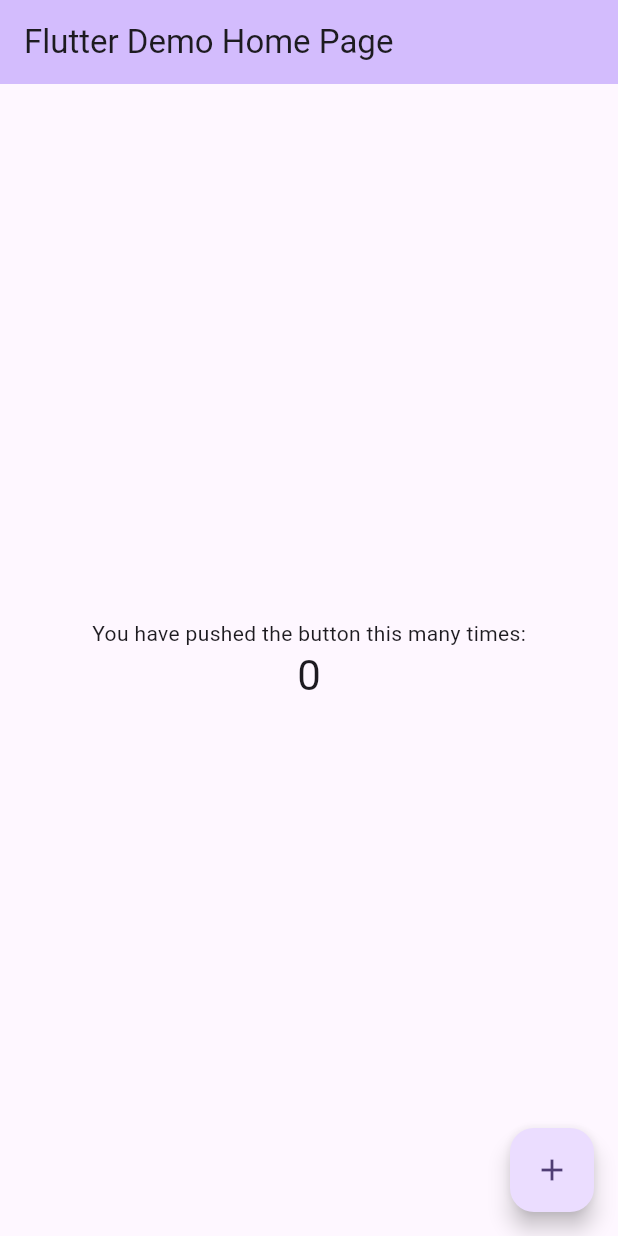
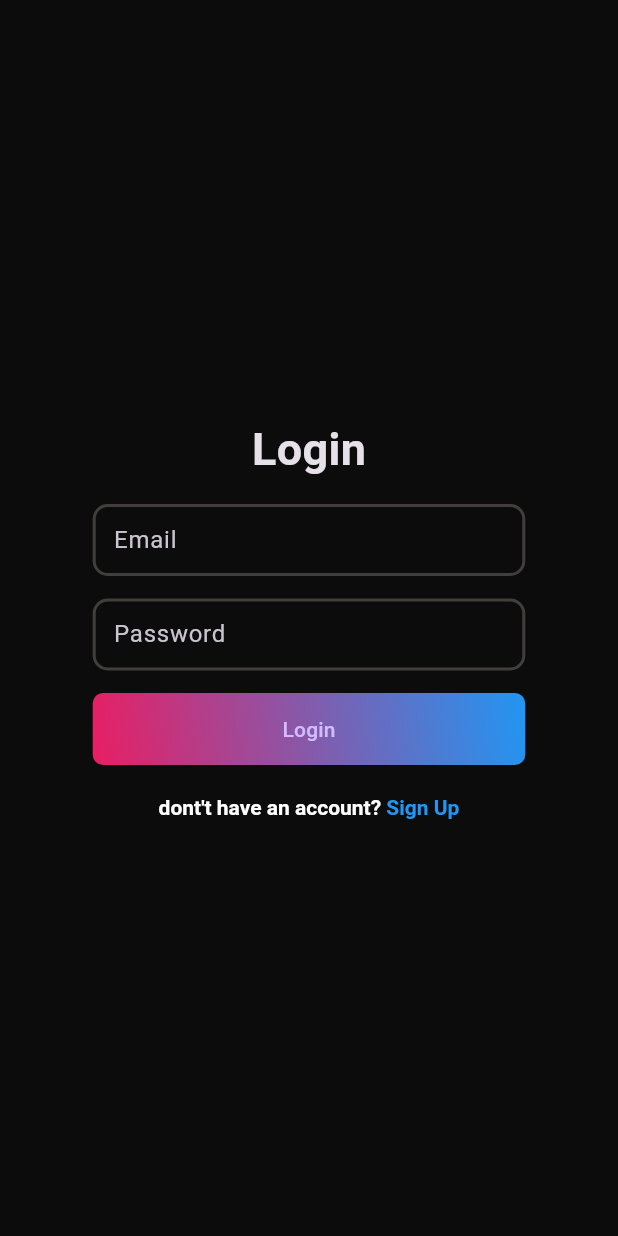
Before and after one commit to lilcuz03/all_projects, a Flutter app: the screen it shows after launch, on a phone screen of 412 x 824 dp. Run offline on Flutter 3.47's test engine with Material 3 defaults, Android fonts, the phone set to English and light mode, and no system bars; our stand-ins replace firebase_auth, firebase_core, fluentui_system_icons; accounts and stored records are empty.

Commit message:
first commit

```diff
--- /dev/null
+++ b/flutter_folder/blog/lib/core/routes/routes.dart
@@ -0,0 +1,5 @@
+class AppRoutes {
+  static const  String loginRoute = 'logoin';
+  static const  String signUpRoute = 'signUp';
+  // static const  String loginRoute = 'logoin';
+}
--- /dev/null
+++ b/flutter_folder/blog/lib/core/theme/app_pallet.dart
@@ -0,0 +1,12 @@
+import 'package:flutter/material.dart';
+
+class AppPallet {
+  static const Color backgroundColor = Color.fromARGB(255, 12, 12, 12);
+  static const Color borderColor = Color.fromARGB(255, 67, 62, 62);
+  static const Color pinkColor = Colors.pink;
+  static const Color blueColor = Colors.blue;
+  static const Color authButtonBgColor = Color.fromARGB(255, 81, 32, 43);
+  static const Color textFieldBorderColor = Color.fromARGB(255, 137, 239, 234);
+  static const Color transparentColor = Colors.transparent;
+
+}
--- /dev/null
+++ b/flutter_folder/blog/lib/core/theme/theme.dart
@@ -0,0 +1,25 @@
+import 'package:blog/core/theme/app_pallet.dart';
+import 'package:flutter/material.dart';
+
+class AppTheme {
+  static   _border([Color color=AppPallet.borderColor]) =>  OutlineInputBorder(
+    borderSide: BorderSide(
+      width: 2,
+      color: color,
+    ),
+    borderRadius: const BorderRadius.all(
+      Radius.circular(10),
+    ),
+  );
+  static final darkTheme = ThemeData.dark().copyWith(
+    appBarTheme: const AppBarTheme(
+      backgroundColor:AppPallet.backgroundColor,
+    ),
+    scaffoldBackgroundColor: AppPallet.backgroundColor,
+    inputDecorationTheme:  InputDecorationTheme(
+      contentPadding:  const EdgeInsets.symmetric(vertical: 10, horizontal: 10),
+      enabledBorder: _border(),
+      focusedBorder: _border(AppPallet.textFieldBorderColor),
+    ),
+  );
+}
--- /dev/null
+++ b/flutter_folder/blog/lib/features/auth/presentation/pages/login_page.dart
@@ -0,0 +1,119 @@
+import 'package:blog/core/routes/routes.dart';
+import 'package:blog/core/theme/app_pallet.dart';
+import 'package:blog/features/auth/presentation/widgets/auth_button.dart';
+import 'package:blog/features/auth/presentation/widgets/auth_textfield.dart';
+import 'package:flutter/material.dart';
+
+class LoginPage extends StatefulWidget {
+  const LoginPage({super.key});
+
+  @override
+  State<LoginPage> createState() => _LoginPage();
+}
+
+class _LoginPage extends State<LoginPage> {
+  final emailController = TextEditingController();
+  final passwordController = TextEditingController();
+
+  @override
+  void initState() {
+    emailController;
+    passwordController;
+    super.initState();
+  }
+
+  @override
+  void dispose() {
+    emailController.dispose();
+    passwordController.dispose();
+    super.dispose();
+  }
+
+  @override
+  Widget build(BuildContext context) {
+    // final nameController = TextEditingController();
+    final formKey = GlobalKey<FormState>();
+    final size = MediaQuery.of(context).size;
+    return Scaffold(
+      body: Padding(
+        padding: const EdgeInsets.all(15),
+        child: Center(
+          child: SizedBox(
+            width: size.width * .7,
+            child: Form(
+              key: formKey,
+              child: Column(
+                mainAxisAlignment: MainAxisAlignment.center,
+                children: [
+                  const Text(
+                    'Login',
+                    style: TextStyle(
+                      fontSize: 30,
+                      fontWeight: FontWeight.bold,
+                    ),
+                  ),
+                  const SizedBox(
+                    height: 15,
+                  ),
+                  // AuthTextfield(
+                  //   hintText: 'Name',
+                  //   aController: nameController,
+                  // ),
+                  // const SizedBox(
+                  //   height: 15,
+                  // ),
+                  AuthTextfield(
+                    hintText: 'Email',
+                    aController: emailController,
+                  ),
+                  const SizedBox(
+                    height: 15,
+                  ),
+                  AuthTextfield(
+                    obscureText: true,
+                    hintText: 'Password',
+                    aController: passwordController,
+                  ),
+                  const SizedBox(
+                    height: 15,
+                  ),
+                  const AuthButton(
+                    text: 'Login',
+                  ),
+                  const SizedBox(
+                    height: 20,
+                  ),
+                  GestureDetector(
+                    onTap: () {
+                      Navigator.pushNamedAndRemoveUntil(
+                        context,
+                        AppRoutes.signUpRoute,
+                        (route) => false,
+                      );
+                    },
+                    child: RichText(
+                      text: const TextSpan(
+                          text: "dont't have an account? ",
+                          style: TextStyle(
+                            fontWeight: FontWeight.w600,
+                          ),
+                          children: [
+                            TextSpan(
+                              text: 'Sign Up',
+                              style: TextStyle(
+                                fontWeight: FontWeight.w600,
+                                color: AppPallet.blueColor,
+                              ),
+                            ),
+                          ]),
+                    ),
+                  ),
+                ],
+              ),
+            ),
+          ),
+        ),
+      ),
+    );
+  }
+}
--- /dev/null
+++ b/flutter_folder/blog/lib/features/auth/presentation/widgets/auth_button.dart
@@ -0,0 +1,35 @@
+import 'package:blog/core/theme/app_pallet.dart';
+import 'package:flutter/material.dart';
+
+class AuthButton extends StatelessWidget {
+  final String text;
+  const AuthButton({super.key , required this.text});
+
+  @override
+  Widget build(BuildContext context) {
+    return Container(
+      decoration: const BoxDecoration(
+        gradient: LinearGradient(
+          colors: [
+            AppPallet.pinkColor,
+            AppPallet.blueColor,
+          ],
+          begin: Alignment.bottomLeft,
+          end: Alignment.topRight,
+        ),
+        borderRadius: BorderRadius.all(
+          Radius.circular(7),
+        ),
+      ),
+      child: ElevatedButton(
+        onPressed: () {},
+        style: ElevatedButton.styleFrom(
+          fixedSize: const Size(398, 40),
+          backgroundColor: AppPallet.transparentColor,
+          shadowColor: AppPallet.transparentColor,
+        ),
+        child:  Text(text),
+      ),
+    );
+  }
+}
--- /dev/null
+++ b/flutter_folder/blog/lib/features/auth/presentation/widgets/auth_textfield.dart
@@ -0,0 +1,44 @@
+import 'package:flutter/material.dart';
+
+class AuthTextfield extends StatefulWidget {
+  final String hintText;
+  final TextEditingController aController;
+  final bool obscureText;
+  // final TextEditingController email;
+  // final TextEditingController password;
+  // final TextEditingController name;
+  const AuthTextfield({
+    super.key,
+    this.obscureText = false,
+    required this.hintText,
+    required this.aController,
+    // required this.email,
+    // required this.password,
+    // required this.name,
+  });
+
+  @override
+  State<AuthTextfield> createState() => _AuthTextfieldState();
+}
+
+class _AuthTextfieldState extends State<AuthTextfield> {
+  @override
+  Widget build(BuildContext context) {
+    return TextFormField(
+      obscureText: widget.obscureText,
+      enableSuggestions: false,
+      autocorrect: false,
+      controller: widget.aController,
+      decoration: InputDecoration(
+        hintText: widget.hintText,
+      ),
+      validator: (value) {
+        if (value!.isEmpty) {
+          return "${widget.hintText} is missing ";
+        } else {
+          return null;
+        }
+      },
+    );
+  }
+}
--- a/flutter_folder/blog/lib/main.dart
+++ b/flutter_folder/blog/lib/main.dart
@@ -1,3 +1,8 @@
+import 'package:blog/core/routes/routes.dart';
+import 'package:blog/core/theme/theme.dart';
+import 'package:blog/features/auth/presentation/pages/login_page.dart';
+import 'package:blog/features/auth/presentation/pages/sign_up_page.dart';
+// import 'package:blog/features/auth/presentation/pages/sign_up_page.dart';
 import 'package:flutter/material.dart';
 
 void main() {
@@ -11,115 +16,14 @@
   @override
   Widget build(BuildContext context) {
     return MaterialApp(
+      debugShowCheckedModeBanner: false,
       title: 'Flutter Demo',
-      theme: ThemeData(
-        // This is the theme of your application.
-        //
-        // TRY THIS: Try running your application with "flutter run". You'll see
-        // the application has a purple toolbar. Then, without quitting the app,
-        // try changing the seedColor in the colorScheme below to Colors.green
-        // and then invoke "hot reload" (save your changes or press the "hot
-        // reload" button in a Flutter-supported IDE, or press "r" if you used
-        // the command line to start the app).
-        //
-        // Notice that the counter didn't reset back to zero; the application
-        // state is not lost during the reload. To reset the state, use hot
-        // restart instead.
-        //
-        // This works for code too, not just values: Most code changes can be
-        // tested with just a hot reload.
-        colorScheme: ColorScheme.fromSeed(seedColor: Colors.deepPurple),
-        useMaterial3: true,
-      ),
-      home: const MyHomePage(title: 'Flutter Demo Home Page'),
+      theme: AppTheme.darkTheme,
+      home: const LoginPage(),
+      routes: {
+        AppRoutes.loginRoute:(context)=>const LoginPage(),
+        AppRoutes.signUpRoute:(context)=> const SignUpPage(),
+      },
     );
   }
 }
-
-class MyHomePage extends StatefulWidget {
-  const MyHomePage({super.key, required this.title});
-
-  // This widget is the home page of your application. It is stateful, meaning
-  // that it has a State object (defined below) that contains fields that affect
-  // how it looks.
-
-  // This class is the configuration for the state. It holds the values (in this
-  // case the title) provided by the parent (in this case the App widget) and
-  // used by the build method of the State. Fields in a Widget subclass are
-  // always marked "final".
-
-  final String title;
-
-  @override
-  State<MyHomePage> createState() => _MyHomePageState();
-}
-
-class _MyHomePageState extends State<MyHomePage> {
-  int _counter = 0;
-
-  void _incrementCounter() {
-    setState(() {
-      // This call to setState tells the Flutter framework that something has
-      // changed in this State, which causes it to rerun the build method below
-      // so that the display can reflect the updated values. If we changed
-      // _counter without calling setState(), then the build method would not be
-      // called again, and so nothing would appear to happen.
-      _counter++;
-    });
-  }
-
-  @override
-  Widget build(BuildContext context) {
-    // This method is rerun every time setState is called, for instance as done
-    // by the _incrementCounter method above.
-    //
-    // The Flutter framework has been optimized to make rerunning build methods
-    // fast, so that you can just rebuild anything that needs updating rather
-    // than having to individually change instances of widgets.
-    return Scaffold(
-      appBar: AppBar(
-        // TRY THIS: Try changing the color here to a specific color (to
-        // Colors.amber, perhaps?) and trigger a hot reload to see the AppBar
-        // change color while the other colors stay the same.
-        backgroundColor: Theme.of(context).colorScheme.inversePrimary,
-        // Here we take the value from the MyHomePage object that was created by
-        // the App.build method, and use it to set our appbar title.
-        title: Text(widget.title),
-      ),
-      body: Center(
-        // Center is a layout widget. It takes a single child and positions it
-        // in the middle of the parent.
-        child: Column(
-          // Column is also a layout widget. It takes a list of children and
-          // arranges them vertically. By default, it sizes itself to fit its
-          // children horizontally, and tries to be as tall as its parent.
-          //
-          // Column has various properties to control how it sizes itself and
-          // how it positions its children. Here we use mainAxisAlignment to
-          // center the children vertically; the main axis here is the vertical
-          // axis because Columns are vertical (the cross axis would be
-          // horizontal).
-          //
-          // TRY THIS: Invoke "debug painting" (choose the "Toggle Debug Paint"
-          // action in the IDE, or press "p" in the console), to see the
-          // wireframe for each widget.
-          mainAxisAlignment: MainAxisAlignment.center,
-          children: <Widget>[
-            const Text(
-              'You have pushed the button this many times:',
-            ),
-            Text(
-              '$_counter',
-              style: Theme.of(context).textTheme.headlineMedium,
-            ),
-          ],
-        ),
-      ),
-      floatingActionButton: FloatingActionButton(
-        onPressed: _incrementCounter,
-        tooltip: 'Increment',
-        child: const Icon(Icons.add),
-      ), // This trailing comma makes auto-formatting nicer for build methods.
-    );
-  }
-}
```
Also changed, not shown: flutter_folder/blog/lib/features/auth/presentation/pages/sign_up_page.dart (added, +122 -0 lines).
